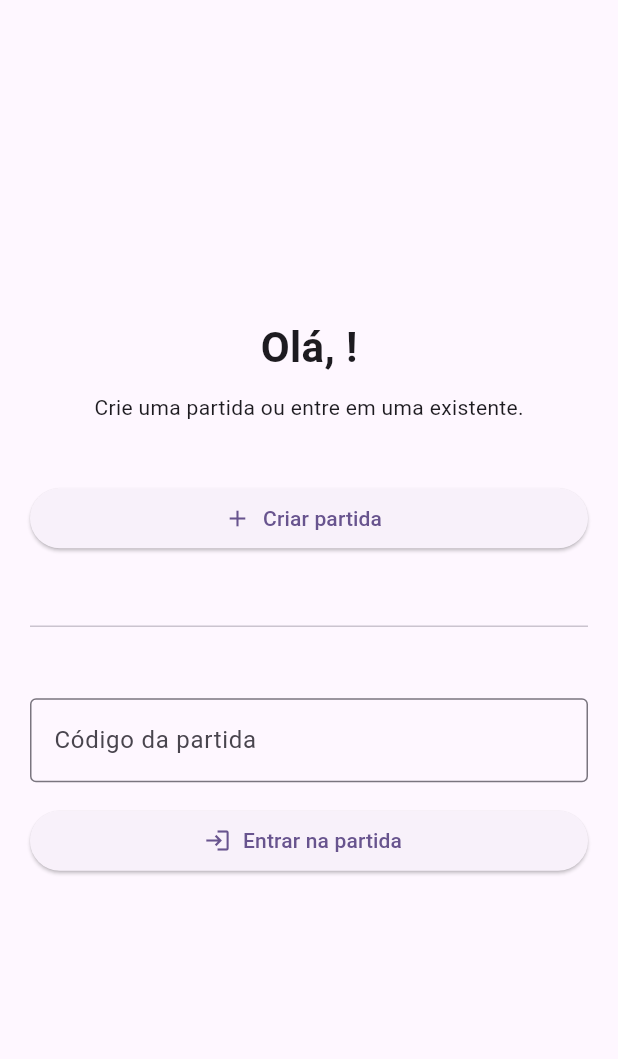
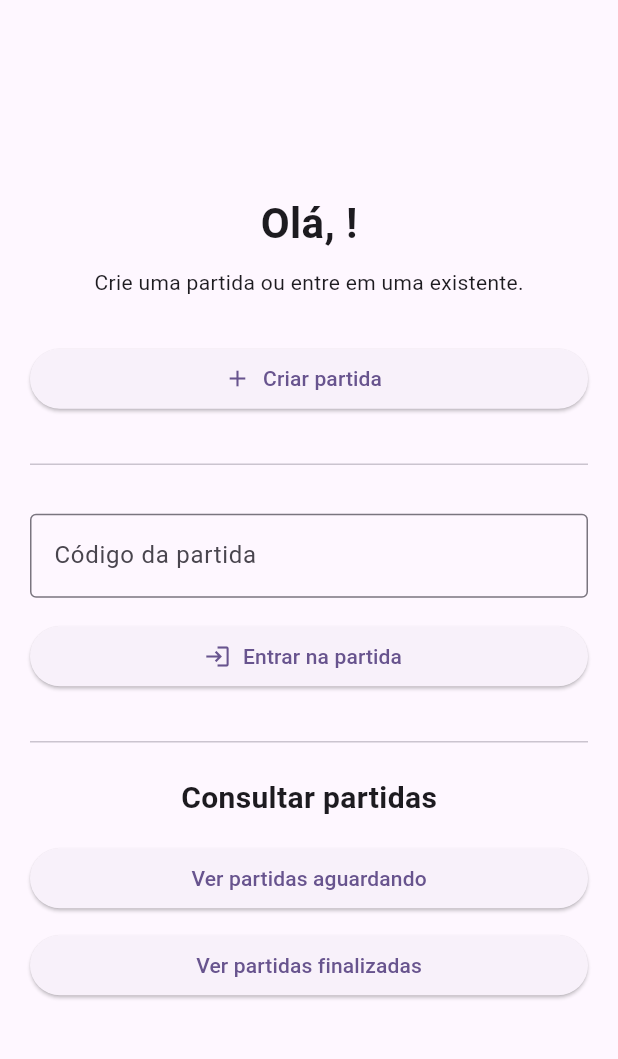
Before and after one commit to pinheirolnicole/quem-sou-eu, a Flutter app: the HomePage screen opened directly with empty values, on a phone screen of 412 x 824 dp, the part 63-1122 px from its top. Run offline on Flutter 3.47's test engine with Material 3 defaults, Android fonts, the phone set to English and light mode, and no system bars; our stand-ins replace cloud_firestore, firebase_auth, firebase_core, shared_preferences; accounts and stored records are empty; statements that could not run were skipped.

Commit message:
correções

```diff
--- a/lib/home_page.dart
+++ b/lib/home_page.dart
@@ -1,7 +1,9 @@
+
 import 'package:flutter/material.dart';
 
 import 'criar_partida.dart';
 import 'jogar_page.dart';
+import 'lista_partidas.dart';
 
 class HomePage extends StatefulWidget {
   final String nomeJogador;
@@ -54,6 +56,24 @@ class _HomePageState extends State<HomePage> {
     );
   }
 
+  void abrirLista(bool finalizadas) {
+    Navigator.push(
+      context,
+      MaterialPageRoute(
+        builder: (context) => ListaPartidasPage(
+          nomeJogador: widget.nomeJogador,
+          finalizadas: finalizadas,
+        ),
+      ),
+    );
+  }
+
+  @override
+  void dispose() {
+    codigoController.dispose();
+    super.dispose();
+  }
+
   @override
   Widget build(BuildContext context) {
     return Scaffold(
@@ -61,12 +81,12 @@ class _HomePageState extends State<HomePage> {
         title: const Text('Quem Sou Eu?'),
       ),
       body: Center(
+        child: SingleChildScrollView(
           child: SizedBox(
             width: 450,
             child: Padding(
               padding: const EdgeInsets.all(20),
               child: Column(
-              mainAxisAlignment: MainAxisAlignment.center,
                 children: [
                   Text(
                     'Olá, ${widget.nomeJogador}!',
@@ -82,7 +102,7 @@ class _HomePageState extends State<HomePage> {
                     'Crie uma partida ou entre em uma existente.',
                   ),
 
-                const SizedBox(height: 40),
+                  const SizedBox(height: 30),
 
                   SizedBox(
                     width: double.infinity,
@@ -93,11 +113,9 @@ class _HomePageState extends State<HomePage> {
                     ),
                   ),
 
-                const SizedBox(height: 40),
-
+                  const SizedBox(height: 25),
                   const Divider(),
-
-                const SizedBox(height: 40),
+                  const SizedBox(height: 25),
 
                   TextField(
                     controller: codigoController,
@@ -117,7 +135,44 @@ class _HomePageState extends State<HomePage> {
                       label: const Text('Entrar na partida'),
                     ),
                   ),
+
+                  const SizedBox(height: 25),
+                  const Divider(),
+                  const SizedBox(height: 15),
+
+                  const Text(
+                    'Consultar partidas',
+                    style: TextStyle(
+                      fontSize: 20,
+                      fontWeight: FontWeight.bold,
+                    ),
+                  ),
+
+                  const SizedBox(height: 15),
+
+                  SizedBox(
+                    width: double.infinity,
+                    child: ElevatedButton(
+                      onPressed: () => abrirLista(false),
+                      child: const Text(
+                        'Ver partidas aguardando',
+                      ),
+                    ),
+                  ),
+
+                  const SizedBox(height: 10),
+
+                  SizedBox(
+                    width: double.infinity,
+                    child: ElevatedButton(
+                      onPressed: () => abrirLista(true),
+                      child: const Text(
+                        'Ver partidas finalizadas',
+                      ),
+                    ),
+                  ),
                 ],
+              ),
             ),
           ),
         ),
--- a/lib/login_page.dart
+++ b/lib/login_page.dart
@@ -32,7 +32,6 @@ class _LoginPageState extends State<LoginPage> {
         password: senha,
       );
 
-      // SharedPreferences
       final prefs = await SharedPreferences.getInstance();
       await prefs.setString('nome', nome);
 
@@ -117,7 +116,6 @@ class _LoginPageState extends State<LoginPage> {
 
                 const SizedBox(height: 40),
 
-                // NOME
                 TextField(
                   controller: nomeController,
                   decoration: const InputDecoration(
@@ -128,7 +126,6 @@ class _LoginPageState extends State<LoginPage> {
 
                 const SizedBox(height: 15),
 
-                // E-MAIL
                 TextField(
                   controller: emailController,
                   decoration: const InputDecoration(
@@ -139,7 +136,6 @@ class _LoginPageState extends State<LoginPage> {
 
                 const SizedBox(height: 15),
 
-                // SENHA
                 TextField(
                   controller: senhaController,
                   obscureText: true,
@@ -151,7 +147,6 @@ class _LoginPageState extends State<LoginPage> {
 
                 const SizedBox(height: 20),
 
-                // ENTRAR
                 SizedBox(
                   width: double.infinity,
                   child: ElevatedButton(
@@ -162,7 +157,6 @@ class _LoginPageState extends State<LoginPage> {
 
                 const SizedBox(height: 10),
 
-                // CRIAR CONTA
                 SizedBox(
                   width: double.infinity,
                   child: OutlinedButton(
```
Also changed, not shown: analysis_options.yaml (+9 -0 lines), lib/lista_partidas.dart (added, +113 -0 lines), firebase.json, lib/firebase_options.dart, pubspec.lock, 2 other files. Lines whose indentation alone changed are shown as unchanged.
